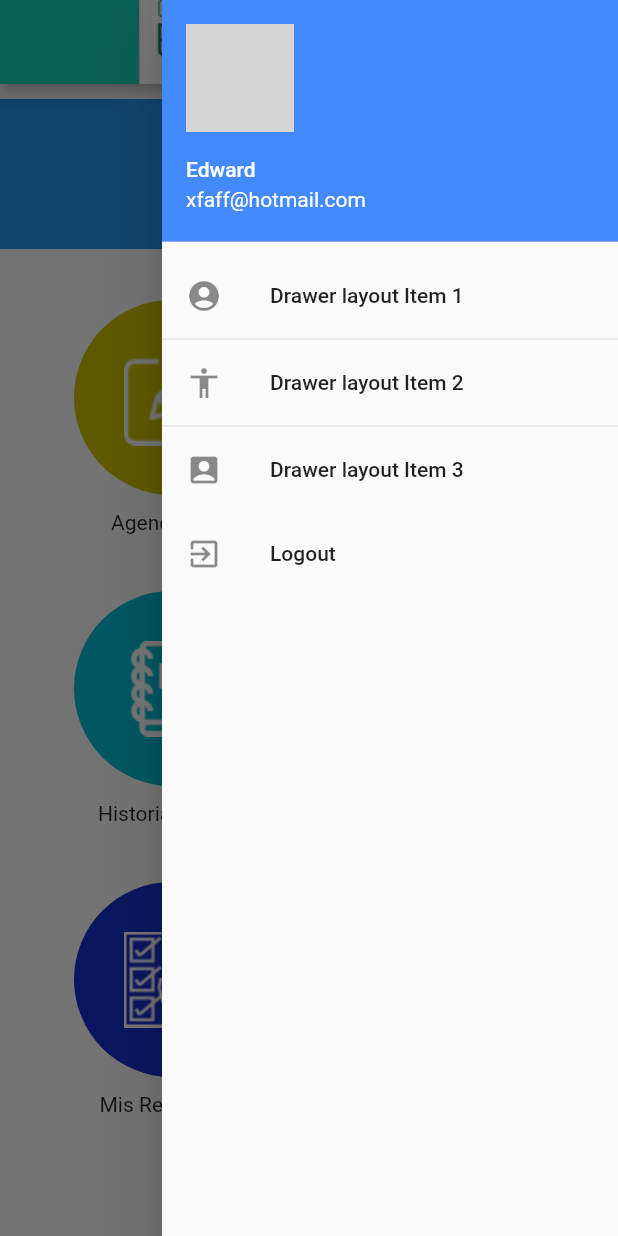
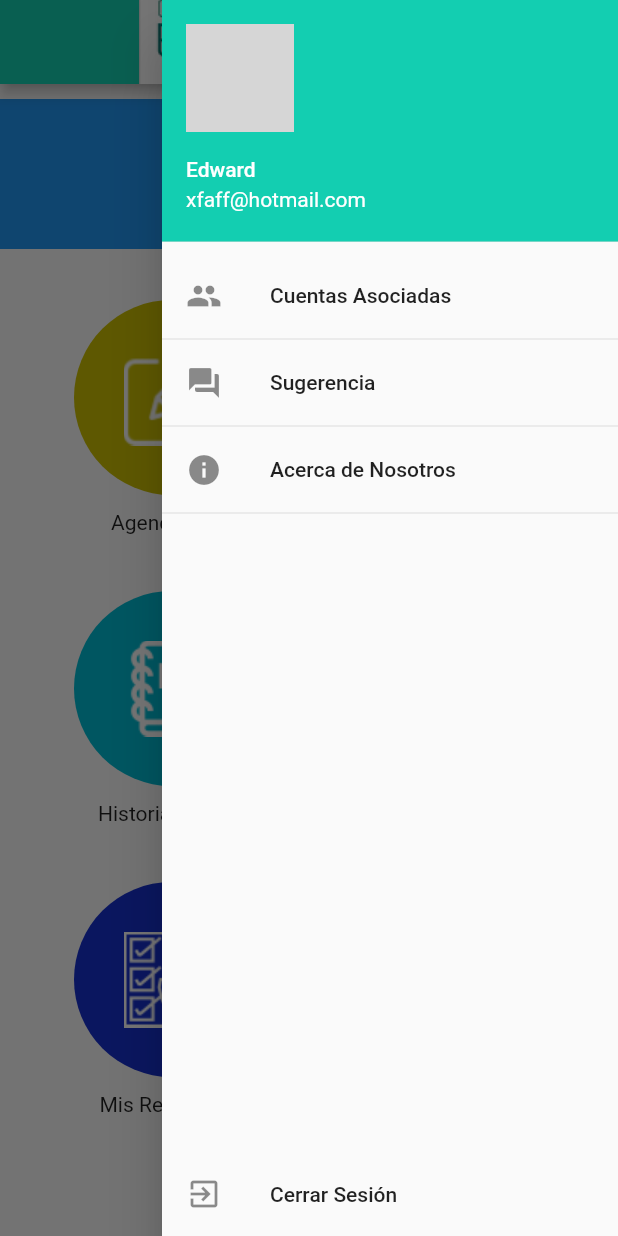
Before and after one commit to edwardcruzcruz/AppClinica, a Flutter app: the Home screen opened directly, with the side drawer open, on a phone screen of 412 x 824 dp. Run offline on Flutter 3.47's test engine with Material 2 defaults, Android fonts, the phone set to English and light mode, and no system bars; our stand-ins replace get_it, shared_preferences; accounts and stored records are empty; network calls fail; grey boxes are pictures that could not be loaded.

Commit message:
Complentando forma correcta de transiciones en pila de los templates o renderizando

```diff
--- a/lib/main.dart
+++ b/lib/main.dart
@@ -1,10 +1,10 @@
 import 'package:flutter/material.dart';
 import 'package:flutter_app/screens/splash.dart';
-import 'package:flutter_app/services/Shared_Preferences.dart';
+//import 'package:flutter_app/services/Shared_Preferences.dart';
 
 
 void main() {
-  setupLocator();
+  //setupLocator();
   runApp(MyApp());
 }
 
--- a/lib/screens/HomePage/Home.dart
+++ b/lib/screens/HomePage/Home.dart
@@ -1,7 +1,8 @@
 import 'package:flutter/material.dart';
+import 'package:flutter_app/screens/LoginPage/Login.dart';
+import 'package:shared_preferences/shared_preferences.dart';
 
 class Home extends StatefulWidget {
-
   static Route<dynamic> route() {
     return MaterialPageRoute(
       builder: (context) => Home(),
@@ -23,35 +24,26 @@ class _HomeState extends State<Home>{
         title: new Image.asset('assets/logo_clinica.png', fit: BoxFit.cover,),
         centerTitle: true,
         backgroundColor: Color.fromRGBO(19, 206, 177, 100),
-        /*actions: <Widget>[
-          IconButton(
-            icon: Icon(Icons.menu),
-            tooltip: 'Navegacion',
-            color: Colors.white,
-            onPressed: () =>
-                ListTile(
-                ),
-          ),
-        ],*/
       ),
       endDrawer: Drawer(
         // Add a ListView to the drawer. This ensures the user can scroll
         // through the options in the drawer if there isn't enough vertical
         // space to fit everything.
-        child: ListView(
+        child: Column(
           // Important: Remove any padding from the ListView.
-          padding: EdgeInsets.zero,
+          //padding: EdgeInsets.zero,
+          mainAxisSize: MainAxisSize.max,
           children: <Widget>[
             UserAccountsDrawerHeader(
               accountName: Text('Edward'),//consultas api con modelos
               accountEmail: Text('xfaff@hotmail.com'),
               currentAccountPicture:
               Image.network('https://hammad-tariq.com/img/profile.png'),
-              decoration: BoxDecoration(color: Colors.blueAccent),
+              decoration: BoxDecoration(color: Color.fromRGBO(19, 206, 177, 100)),
             ),
             ListTile(
-              leading: Icon(Icons.account_circle),
-              title: Text('Drawer layout Item 1'),
+              leading: Icon(Icons.people),
+              title: Text('Cuentas Asociadas'),
               onTap: () {
                 // This line code will close drawer programatically....
                 Navigator.pop(context);
@@ -61,8 +53,8 @@ class _HomeState extends State<Home>{
               height: 2.0,
             ),
             ListTile(
-              leading: Icon(Icons.accessibility),
-              title: Text('Drawer layout Item 2'),
+              leading: Icon(Icons.question_answer),
+              title: Text('Sugerencia'),
               onTap: () {
                 Navigator.pop(context);
               },
@@ -71,17 +63,28 @@ class _HomeState extends State<Home>{
               height: 2.0,
             ),
             ListTile(
-              leading: Icon(Icons.account_box),
-              title: Text('Drawer layout Item 3'),
+              leading: Icon(Icons.info),
+              title: Text('Acerca de Nosotros'),
               onTap: () {
                 Navigator.pop(context);
               },
             ),
-            ListTile(
+            Divider(
+              height: 2.0,
+            ),
+            Expanded(
+              child: Align(
+                alignment: Alignment.bottomCenter,
+                child: ListTile(
                   leading: Icon(Icons.exit_to_app),
-                title: Text("Logout"),
-                onTap: (){
-                  Navigator.pop(context);
+                  title: Text("Cerrar Sesión"),
+                  onTap: ()async{
+                    //final prefs = await SharedPreferences.getInstance();
+                    //prefs.remove('login');
+                    Navigator.push(
+                      context,
+                      MaterialPageRoute(builder: (context) => Login()),
+                    );
                   }/* async {
                   // hapus shared prefs login
                   final prefs = await SharedPreferences.getInstance();
@@ -92,6 +95,8 @@ class _HomeState extends State<Home>{
                     MaterialPageRoute(builder: (context) => Login()),
                   );
                 }*/,
+                )
+              ),
             ),
           ],
         ),
@@ -323,25 +328,4 @@ class _HomeState extends State<Home>{
     );
   }
 
-  @override
-  State<StatefulWidget> createState() {
-    // TODO: implement createState
-    return null;
 }
-}
-  class AppMenu extends StatelessWidget{
-    final String nombre;
-
-    const AppMenu(this.nombre);
-
-    @override
-    Widget build(BuildContext context){
-      return DecoratedBox(
-        decoration: BoxDecoration(color: Colors.yellow),
-        child: Padding(
-          padding: const EdgeInsets.all(8.0),
-          child: Text(nombre),
-        ),
-      );
-  }
-}
```
Also changed, not shown: lib/screens/LoginPage/Login.dart (+27 -27 lines), assets/man.png (added), 5 other files. Lines whose indentation alone changed are shown as unchanged.
